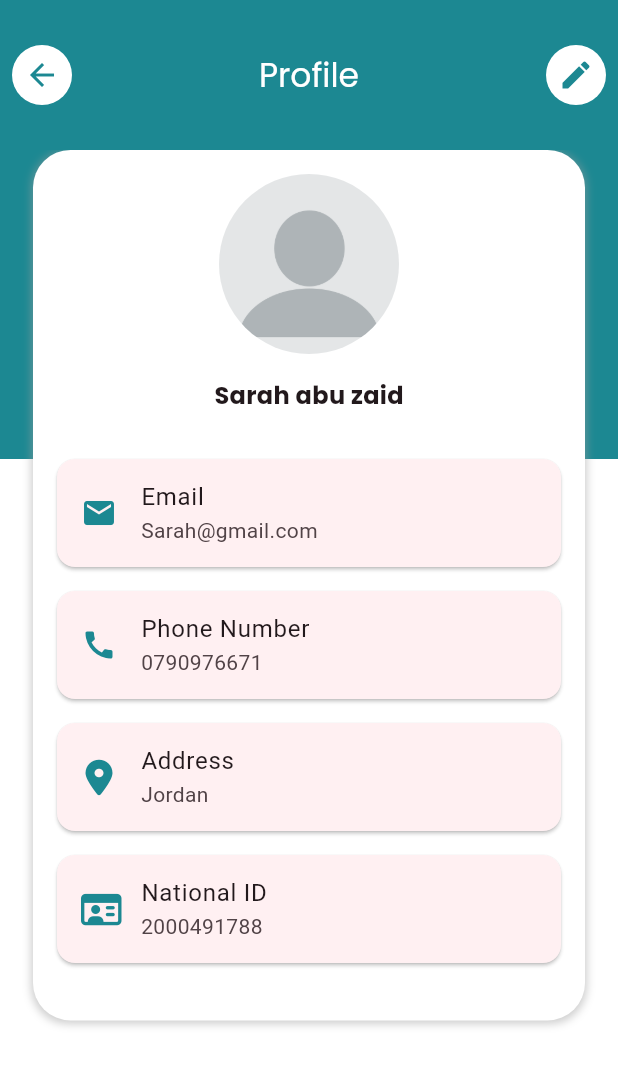
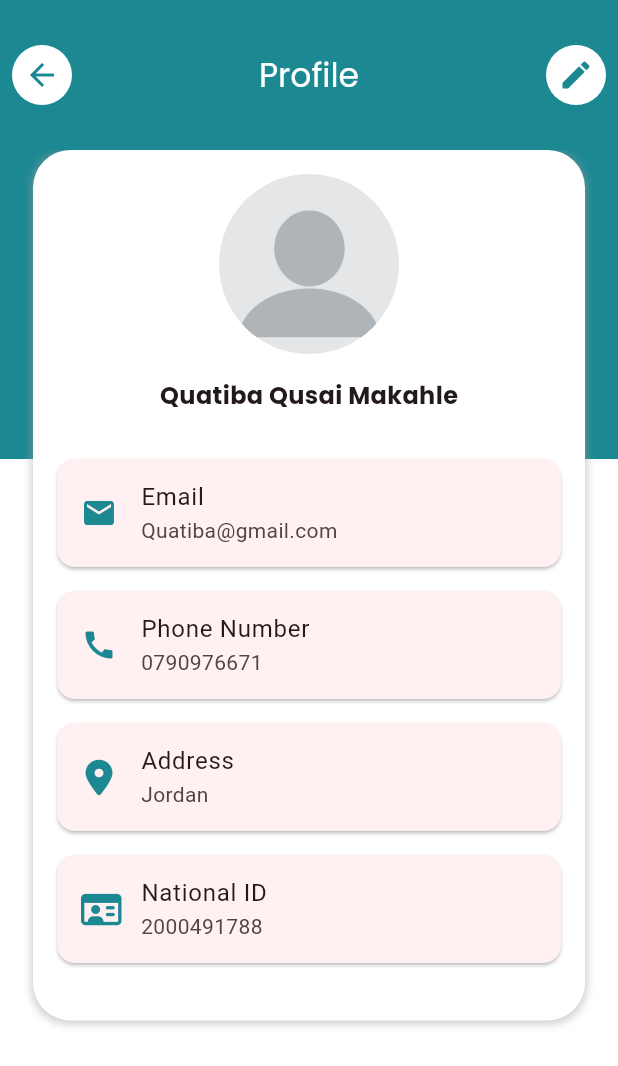
Before and after one commit to QutaibaQusai/heartful-care, a Flutter app: the Account screen opened directly, on a phone screen of 412 x 824 dp. Shown: the top 1066 px of the screen. Run offline on Flutter 3.47's test engine with Material 3 defaults, Android fonts, the light colour scheme and no system bars; our stand-ins replace firebase_auth, firebase_core, flutter_settings_screens, font_awesome_flutter, google_fonts, iconsax; accounts and stored records are empty.

```diff
--- a/lib/Home.dart
+++ b/lib/Home.dart
@@ -96,7 +96,7 @@ class _HomeState extends State<Home> {
                                         ),
                                       ),
                                       Text(
-                                        "Sarah Abu Zaid",
+                                        "qutaiba qusai",
                                         style: TextStyle(
                                           fontSize: 18,
                                           fontWeight: FontWeight.w500,
--- a/lib/Profile/account.dart
+++ b/lib/Profile/account.dart
@@ -101,7 +101,7 @@ class _Account extends State<Account> {
                           ),
                         ),
                         Text(
-                          "Sarah abu zaid",
+                          "Quatiba Qusai Makahle",
                           style: TextStyle(
                               fontSize: 16,
                               fontWeight: FontWeight.bold,
@@ -123,7 +123,7 @@ class _Account extends State<Account> {
                                     leading: Icon(Icons.email),
                                     iconColor: Color(0xFF1C8892),
                                     title: Text('Email'),
-                                    subtitle: Text('Sarah@gmail.com'),
+                                    subtitle: Text('Quatiba@gmail.com'),
                                   )),
                               Card(
                                   margin: EdgeInsets.all(8),
```
Also changed, not shown: lib/screens/forgot_password_screen.dart (+10 -1 lines), lib/screens/signup_screen.dart (+6 -4 lines), lib/utils/firebase_auth.dart (+27 -3 lines).
